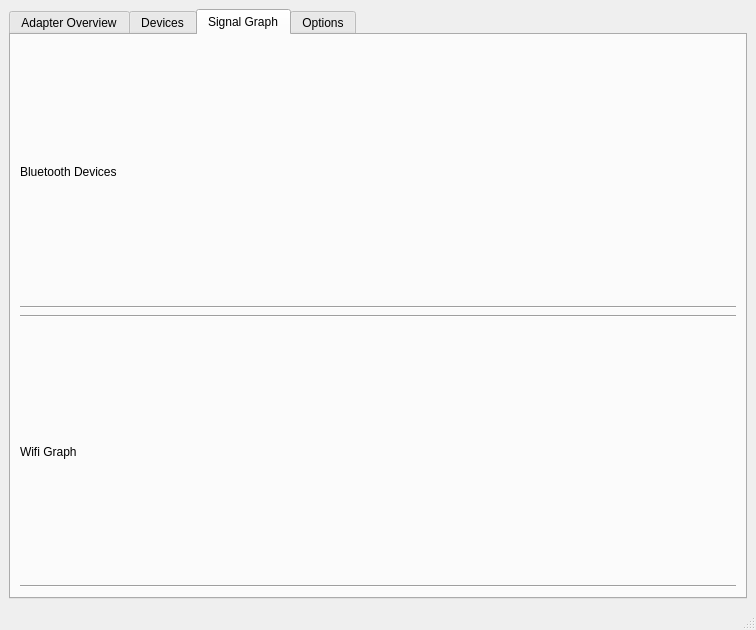
First picture: the form in ui/signalum_desktop.ui, repository bisohns/signalum-desktop, before the edit.
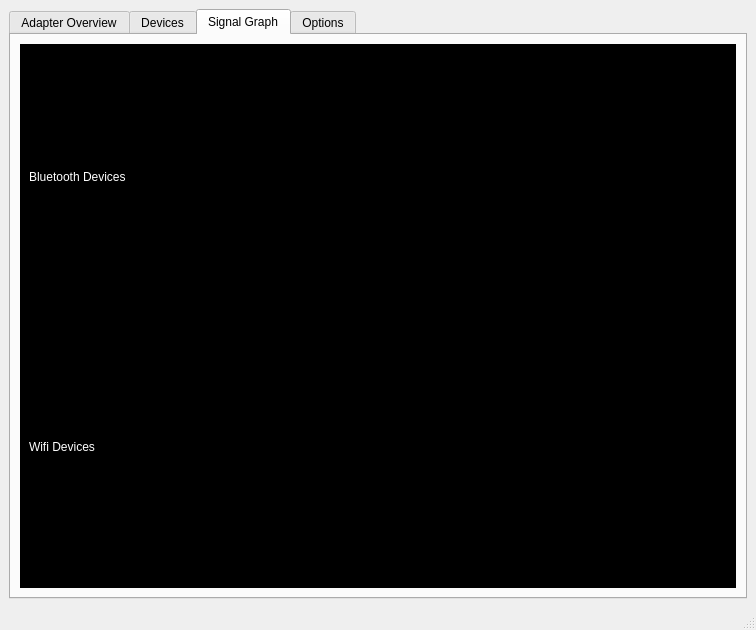
Second picture: the form after the edit. The open tabs and pages were chosen to show the change.

```diff
--- a/ui/signalum_desktop.ui
+++ b/ui/signalum_desktop.ui
@@ -17,6 +17,9 @@
    <layout class="QVBoxLayout" name="verticalLayout">
     <item>
      <widget class="QTabWidget" name="tabWidget">
+      <property name="styleSheet">
+       <string notr="true"/>
+      </property>
       <property name="currentIndex">
        <number>1</number>
       </property>
@@ -376,9 +379,55 @@
        </layout>
       </widget>
       <widget class="QWidget" name="graphTab">
+       <property name="palette">
+        <palette>
+         <active>
+          <colorrole role="Text">
+           <brush brushstyle="SolidPattern">
+            <color alpha="255">
+             <red>255</red>
+             <green>255</green>
+             <blue>255</blue>
+            </color>
+           </brush>
+          </colorrole>
+         </active>
+         <inactive>
+          <colorrole role="Text">
+           <brush brushstyle="SolidPattern">
+            <color alpha="255">
+             <red>255</red>
+             <green>255</green>
+             <blue>255</blue>
+            </color>
+           </brush>
+          </colorrole>
+         </inactive>
+         <disabled>
+          <colorrole role="Text">
+           <brush brushstyle="SolidPattern">
+            <color alpha="255">
+             <red>190</red>
+             <green>190</green>
+             <blue>190</blue>
+            </color>
+           </brush>
+          </colorrole>
+         </disabled>
+        </palette>
+       </property>
        <attribute name="title">
         <string>Signal Graph</string>
        </attribute>
+       <layout class="QVBoxLayout" name="verticalLayout_7">
+        <item>
+         <widget class="QWidget" name="widget" native="true">
+          <property name="styleSheet">
+           <string notr="true">background-color: black;
+color: white;</string>
+          </property>
+          <layout class="QVBoxLayout" name="verticalLayout_8">
+           <item>
        <layout class="QVBoxLayout" name="verticalLayout_6">
         <item>
          <widget class="QLabel" name="label_5">
@@ -407,7 +456,7 @@
         <item>
          <widget class="QLabel" name="label_4">
           <property name="text">
-           <string>Wifi Graph</string>
+                <string>Wifi Devices</string>
           </property>
          </widget>
         </item>
@@ -422,6 +471,11 @@
          <layout class="QVBoxLayout" name="wifiGraphLayout"/>
         </item>
        </layout>
+           </item>
+          </layout>
+         </widget>
+        </item>
+       </layout>
       </widget>
       <widget class="QWidget" name="optionsTab">
        <attribute name="title">
```
Left out of the diff: 4 changed lines with no effect on the pictures. Lines whose indentation alone changed are shown as unchanged.
